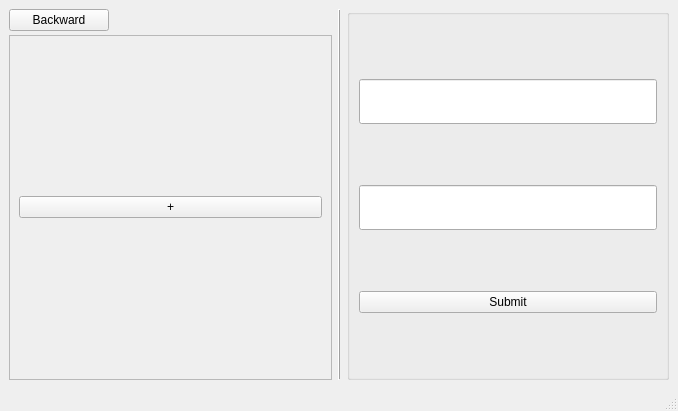
454270186/XJCO2811_UserInterface, file listset.ui: the form before one commit.
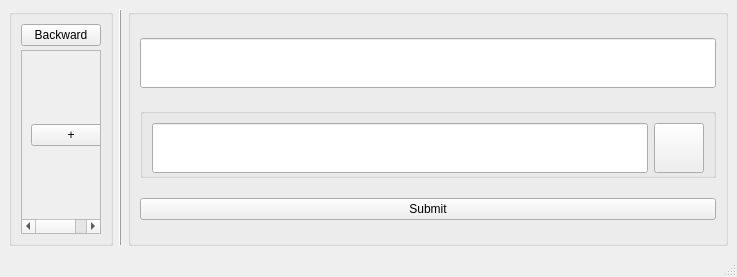
The form after the commit.

Commit message: feat：添加了listset页面的一个按钮

Diff of the .ui file:
```diff
--- a/listset.ui
+++ b/listset.ui
@@ -6,8 +6,8 @@
    <rect>
     <x>0</x>
     <y>0</y>
-    <width>678</width>
-    <height>411</height>
+    <width>466</width>
+    <height>277</height>
    </rect>
   </property>
   <property name="windowTitle">
@@ -23,10 +23,16 @@
      <verstretch>0</verstretch>
     </sizepolicy>
    </property>
+   <property name="minimumSize">
+    <size>
+     <width>0</width>
+     <height>0</height>
+    </size>
+   </property>
    <property name="maximumSize">
     <size>
-     <width>1000</width>
-     <height>700</height>
+     <width>16777215</width>
+     <height>16777215</height>
     </size>
    </property>
    <property name="toolTipDuration">
@@ -35,8 +41,21 @@
    <property name="layoutDirection">
     <enum>Qt::LeftToRight</enum>
    </property>
-   <layout class="QHBoxLayout" name="horizontalLayout">
+   <layout class="QHBoxLayout" name="horizontalLayout_2">
     <item>
+     <widget class="QGroupBox" name="groupBoxleft">
+      <property name="minimumSize">
+       <size>
+        <width>0</width>
+        <height>0</height>
+       </size>
+      </property>
+      <property name="maximumSize">
+       <size>
+        <width>16777215</width>
+        <height>16777215</height>
+       </size>
+      </property>
      <layout class="QVBoxLayout" name="verticalLayout_left">
       <property name="spacing">
        <number>4</number>
@@ -76,8 +95,8 @@
           <rect>
            <x>0</x>
            <y>0</y>
-           <width>324</width>
-           <height>351</height>
+            <width>92</width>
+            <height>188</height>
           </rect>
          </property>
          <layout class="QVBoxLayout" name="verticalLayout_6">
@@ -99,9 +118,16 @@
        </widget>
       </item>
      </layout>
+     </widget>
     </item>
     <item>
      <widget class="QFrame" name="midline">
+      <property name="maximumSize">
+       <size>
+        <width>16777215</width>
+        <height>16777215</height>
+       </size>
+      </property>
       <property name="frameShape">
        <enum>QFrame::VLine</enum>
       </property>
@@ -111,55 +137,93 @@
      </widget>
     </item>
     <item>
-     <layout class="QVBoxLayout" name="verticalLayout_right">
-      <item>
-       <widget class="QGroupBox" name="groupBox_right">
+     <widget class="QGroupBox" name="groupBoxright">
+      <property name="minimumSize">
+       <size>
+        <width>600</width>
+        <height>0</height>
+       </size>
+      </property>
         <property name="maximumSize">
          <size>
-          <width>450</width>
-          <height>400</height>
+        <width>16777215</width>
+        <height>16777215</height>
          </size>
         </property>
         <property name="title">
          <string/>
         </property>
-        <layout class="QVBoxLayout" name="verticalLayout_8">
+      <layout class="QVBoxLayout" name="verticalLayout">
          <item>
           <widget class="QLineEdit" name="editName">
            <property name="minimumSize">
             <size>
              <width>0</width>
-             <height>45</height>
+           <height>50</height>
+          </size>
+         </property>
+         <property name="maximumSize">
+          <size>
+           <width>16777215</width>
+           <height>50</height>
             </size>
            </property>
           </widget>
          </item>
+       <item>
+        <widget class="QGroupBox" name="groupBox">
+         <property name="minimumSize">
+          <size>
+           <width>0</width>
+           <height>70</height>
+          </size>
+         </property>
+         <property name="maximumSize">
+          <size>
+           <width>16777215</width>
+           <height>70</height>
+          </size>
+         </property>
+         <property name="title">
+          <string/>
+         </property>
+         <layout class="QHBoxLayout" name="horizontalLayout">
          <item>
           <widget class="QLineEdit" name="editPath">
-           <property name="sizePolicy">
-            <sizepolicy hsizetype="Preferred" vsizetype="Fixed">
-             <horstretch>0</horstretch>
-             <verstretch>0</verstretch>
-            </sizepolicy>
-           </property>
            <property name="minimumSize">
             <size>
              <width>0</width>
-             <height>45</height>
+              <height>50</height>
             </size>
            </property>
            <property name="maximumSize">
             <size>
              <width>16777215</width>
-             <height>16777215</height>
+              <height>50</height>
+             </size>
+            </property>
+           </widget>
+          </item>
+          <item>
+           <widget class="QPushButton" name="pushButton">
+            <property name="minimumSize">
+             <size>
+              <width>50</width>
+              <height>50</height>
+             </size>
+            </property>
+            <property name="maximumSize">
+             <size>
+              <width>50</width>
+              <height>50</height>
             </size>
            </property>
            <property name="text">
             <string/>
            </property>
-           <property name="maxLength">
-            <number>2000</number>
-           </property>
+           </widget>
+          </item>
+         </layout>
           </widget>
          </item>
          <item>
@@ -177,8 +241,6 @@
          </item>
         </layout>
        </widget>
-      </item>
-     </layout>
     </item>
    </layout>
   </widget>
```
Lines whose indentation alone changed are shown as unchanged. The commit also changes 2 other files.
